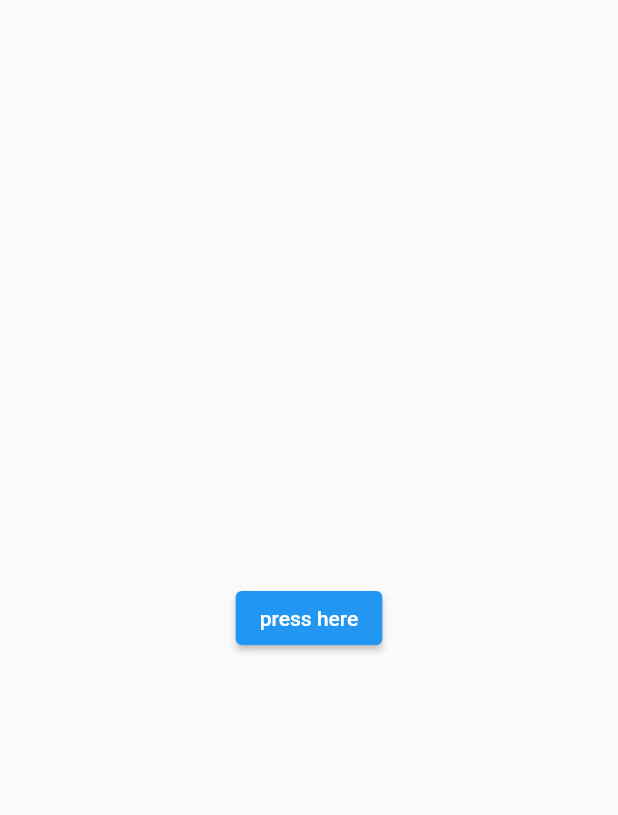
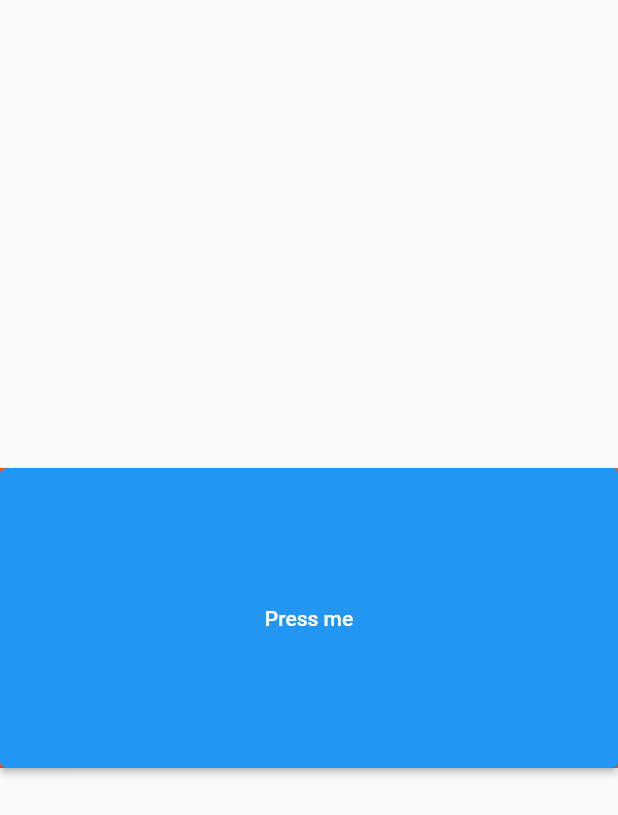
Before and after one commit to sergi-s/Salahly-client-application, a Flutter app: the screen it shows after launch, on a phone screen of 412 x 824 dp. Shown: the top 815 px of the screen. Run offline on Flutter 3.47's test engine with Material 2 defaults, Android fonts, the phone set to English and light mode, and no system bars; our stand-ins replace easy_localization, go_router; missing offline and left inert: flutter_flavor.

Commit message:
third commit

```diff
--- /dev/null
+++ b/lib/MyApp.dart
@@ -0,0 +1,17 @@
+import 'package:flutter/material.dart';
+import 'package:slahly/routes.dart';
+import 'package:easy_localization/easy_localization.dart';
+
+class MyApp extends StatelessWidget {
+  final _router = Routing().router;
+  @override
+  Widget build(BuildContext context) {
+    return MaterialApp.router(
+      routeInformationParser: _router.routeInformationParser,
+      routerDelegate: _router.routerDelegate,
+      localizationsDelegates: context.localizationDelegates,
+      supportedLocales: context.supportedLocales,
+      locale: context.locale,
+    );
+  }
+}
--- /dev/null
+++ b/lib/abstract_classes/database.dart
@@ -0,0 +1,3 @@
+abstract class DatabaseFunctions{
+
+}
--- a/lib/abstract_classes/user.dart
+++ b/lib/abstract_classes/user.dart
@@ -1,9 +1,3 @@
 abstract class UserType{
 ///TODO Sergi
 }
-class Client extends UserType{
-  String email,password;
-  ///TODO Sergi 7oto f file mo5tlf
-  Client(this.email, this.password);
-
-}
--- a/lib/main.dart
+++ b/lib/main.dart
@@ -1,8 +1,7 @@
 import 'package:easy_localization/easy_localization.dart';
 import 'package:flutter/material.dart';
 import 'package:flutter_flavor/flutter_flavor.dart';
-import 'package:slahly/screens/loginscreen.dart';
-import 'package:slahly/screens/signupscreen.dart';
+import 'package:slahly/MyApp.dart';
 
 void main() async {
   // FlavorConfig(
@@ -11,6 +10,7 @@ void main() async {
   //   location: BannerLocation.bottomStart,
   //   variables: {
   //     "counter": 5,
+  //     "database" : "localhost"
   //   },
   // );
   // FlavorConfig(
@@ -19,6 +19,7 @@ void main() async {
   //   location: BannerLocation.bottomStart,
   //   variables: {
   //     "counter": 6,
+  //     "database": "192.44.233.2/3306"
   //   },
   // );
   WidgetsFlutterBinding.ensureInitialized();
@@ -32,24 +33,3 @@ void main() async {
     ),
   );
 }
-
-class MyApp extends StatelessWidget {
-
-  @override
-  Widget build(BuildContext context) {
-    return MaterialApp(
-      localizationsDelegates: context.localizationDelegates,
-      supportedLocales: context.supportedLocales,
-      locale: context.locale,
-      title: 'Flutter Demo',
-      theme: ThemeData(
-        primarySwatch: Colors.blue,
-      ),
-      routes: {
-          SignUpScreen().routeName:(context)=>SignUpScreen(),
-        LoginScreen().routeName:(context)=>LoginScreen(),
-      },
-      initialRoute: SignUpScreen().routeName,
-    );
-  }
-}
--- /dev/null
+++ b/lib/routes.dart
@@ -0,0 +1,21 @@
+import 'package:go_router/go_router.dart';
+import 'package:slahly/screens/loginscreen.dart';
+import 'package:slahly/screens/signupscreen.dart';
+
+class Routing {
+  get router => GoRouter(
+
+    initialLocation: SignUpScreen.routeName,
+
+    routes: <GoRoute> [
+      GoRoute(
+        path: SignUpScreen.routeName,
+        builder: (context, state) => SignUpScreen(),
+      ),
+      GoRoute(
+        path: LoginScreen.routeName,
+        builder: (context, state) => LoginScreen(),
+      ),
+    ],
+  );
+}
--- a/lib/screens/signupscreen.dart
+++ b/lib/screens/signupscreen.dart
@@ -1,8 +1,10 @@
 import "package:flutter/material.dart";
 import 'package:easy_localization/easy_localization.dart';
+import 'package:go_router/go_router.dart';
+import 'package:slahly/screens/loginscreen.dart';
 
 class SignUpScreen extends StatelessWidget {
-  final routeName = "signupscreen";
+  static final routeName = "/signupscreen";
 
   @override
   Widget build(BuildContext context) {
@@ -10,9 +12,36 @@ class SignUpScreen extends StatelessWidget {
     return Scaffold(
       body: Center(
         child: Stack(
-          children: [ElevatedButton(onPressed: (){
-
-          }, child: Text('presshere'.tr()),)],
+          children: [
+            Container(
+              width: 500,height: 200,color: Colors.deepOrange,
+              child: ElevatedButton(onPressed: (){
+                context.go(LoginScreen.routeName);
+              },child: Text("Press me"),),
+            )
+            // Form(
+            //   child: Column(
+            //     children: [
+            //       TextFormField(
+            //         validator: (String) {
+            //           //nullable string
+            //           //email validation
+            //         },
+            //       ),
+            //       TextFormField(
+            //         validator: (String) {
+            //           //nullable string
+            //           //password validation
+            //         },
+            //       ),
+            //     ],
+            //   ),
+            // ),
+            // ElevatedButton(
+            //   onPressed: () {},
+            //   child: Text('presshere'.tr()),
+            // ),
+          ],
         ),
       ),
     );
--- a/pubspec.yaml
+++ b/pubspec.yaml
@@ -37,6 +37,8 @@ dependencies:
   easy_localization: ^3.0.0
   riverpod: ^1.0.3
   flutter_flavor: ^3.0.3
+  firebase_auth: ^3.3.9
+  go_router: ^3.0.4
 
 
 dev_dependencies:
```
Also changed, not shown: lib/abstract_classes/authentication.dart (added, +7 -0 lines), lib/classes/firebase/firebase.dart (added, +19 -0 lines), lib/classes/models/client.dart (added, +50 -0 lines), lib/classes/validation/loginValidation.dart (deleted, +0 -18 lines), lib/classes/validation/signupValidationClient.dart (deleted, +0 -23 lines), lib/screens/loginscreen.dart (+6 -2 lines), lib/utils/validation.dart (added, +15 -0 lines), pubspec.lock, 1 other file.
